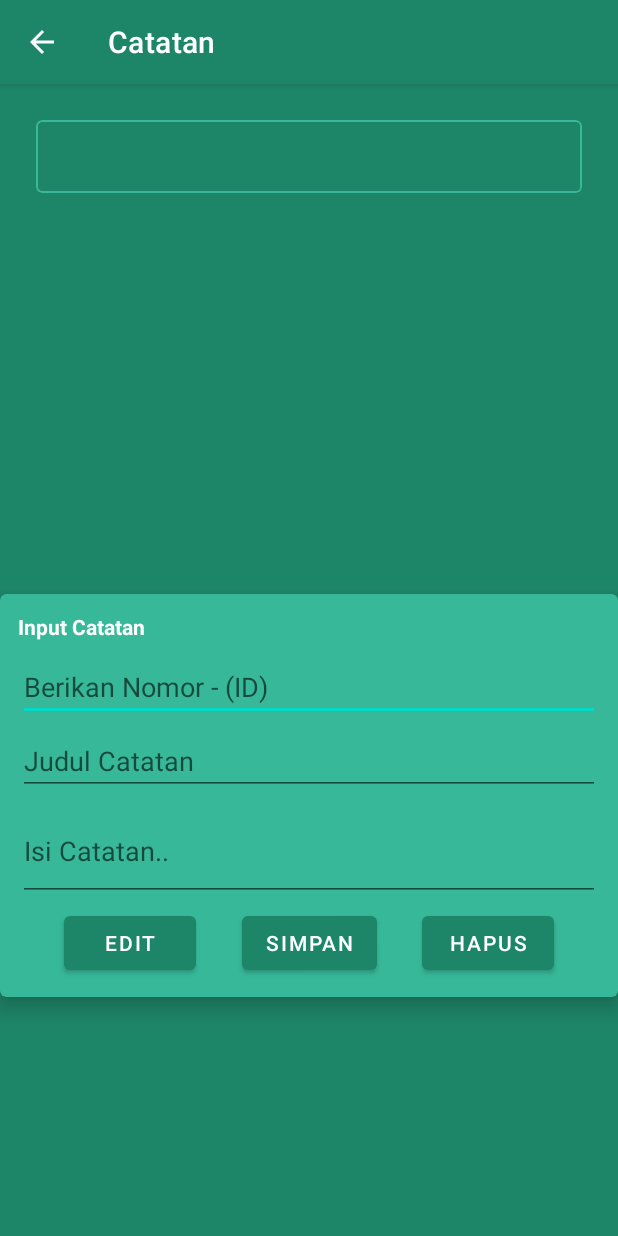
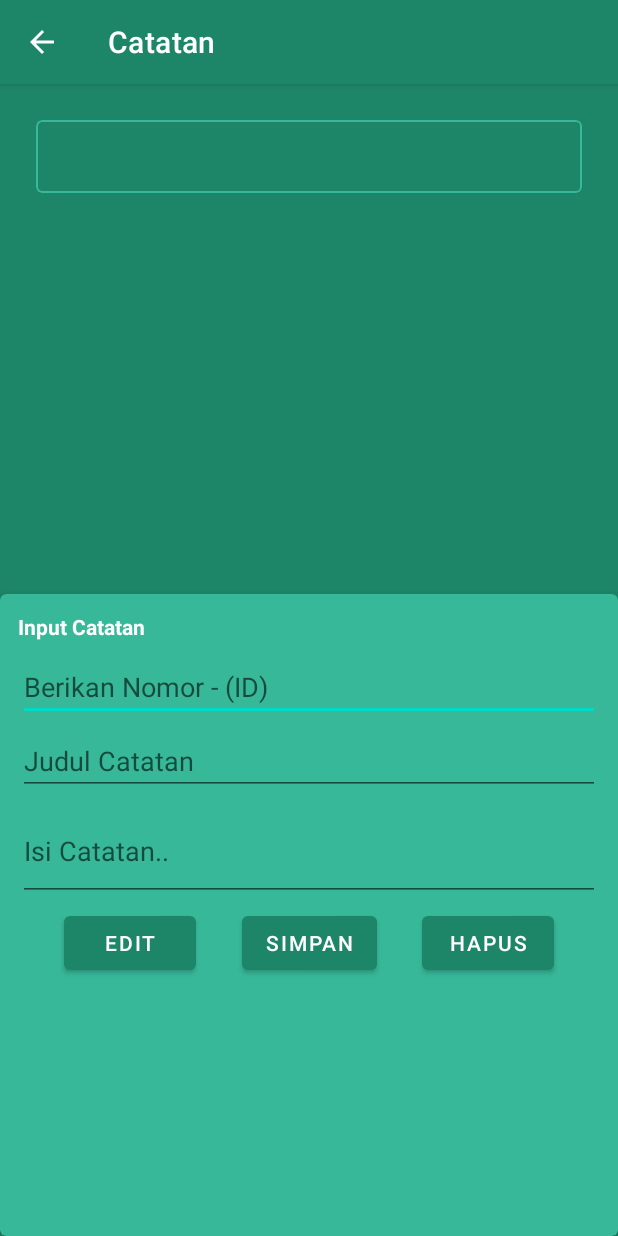
Before and after one commit to Omanzz/Taqwa, an Android app: the Catatan screen opened directly, with no data from a screen before it, on a phone screen of 412 x 824 dp. Run offline under Robolectric (Android 15) with nearby library versions, the phone set to English and light mode, and no system bars.

Commit message:
fine tune

```diff
--- a/app/src/main/res/layout/activity_catatan.xml
+++ b/app/src/main/res/layout/activity_catatan.xml
@@ -67,11 +67,12 @@
         android:id="@+id/cardInputForm"
         android:layout_width="match_parent"
         android:layout_height="wrap_content"
+        android:layout_below="@id/svCatatan"
+        android:layout_alignParentBottom="true"
         android:backgroundTint="#37B899"
         android:clickable="false"
         android:padding="14dp"
-        app:cardElevation="8dp"
-        android:layout_below="@id/svCatatan">
+        app:cardElevation="8dp">
 
         <RelativeLayout
             android:layout_width="wrap_content"
@@ -91,26 +92,26 @@
                 android:id="@+id/ID"
                 android:layout_width="match_parent"
                 android:layout_height="wrap_content"
+                android:layout_below="@id/Title"
                 android:layout_marginBottom="4dp"
-                android:layout_below="@id/Title"
                 android:hint="Berikan Nomor - (ID)"
-                android:textColor="@color/white"/>
+                android:textColor="@color/white" />
 
             <EditText
                 android:id="@+id/Judul"
                 android:layout_width="match_parent"
                 android:layout_height="wrap_content"
+                android:layout_below="@id/ID"
                 android:layout_marginBottom="4dp"
-                android:layout_below="@id/ID"
                 android:hint="Judul Catatan"
-                android:textColor="@color/white"/>
+                android:textColor="@color/white" />
 
             <EditText
                 android:id="@+id/Isi"
                 android:layout_width="match_parent"
                 android:layout_height="wrap_content"
+                android:layout_below="@id/Judul"
                 android:layout_marginBottom="4dp"
-                android:layout_below="@id/Judul"
                 android:hint="Isi Catatan.."
                 android:inputType="textMultiLine"
                 android:lines="2"
@@ -127,8 +128,8 @@
                     android:layout_width="wrap_content"
                     android:layout_height="wrap_content"
                     android:text="Edit"
+                    app:layout_constraintBottom_toBottomOf="parent"
                     app:layout_constraintEnd_toStartOf="@id/btnSimpan"
-                    app:layout_constraintBottom_toBottomOf="parent"
                     app:layout_constraintStart_toStartOf="parent"
                     app:layout_constraintTop_toTopOf="parent" />
 
```
